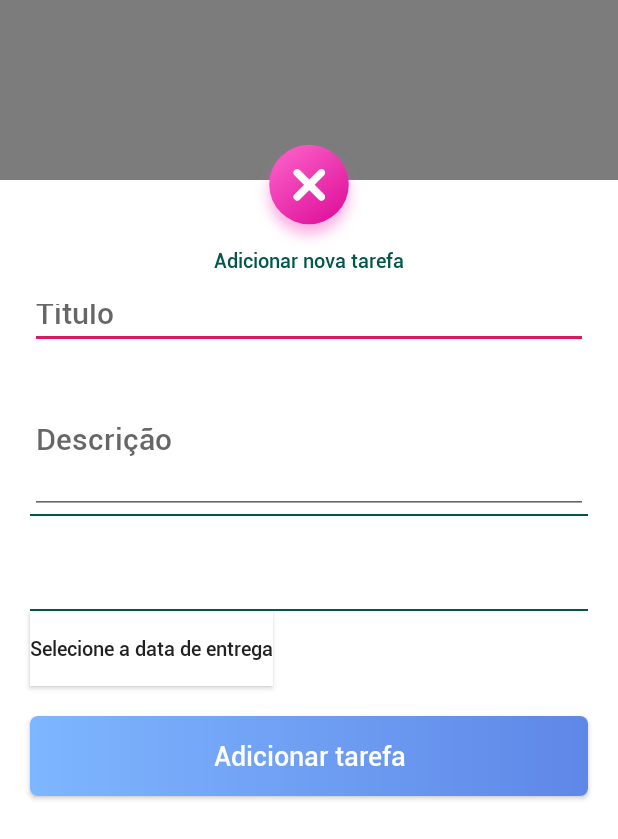
After one commit to dnprocks/fluo_android, an Android app: the layout dialog_add_task.xml on its own in the app's theme, with its tools: preview values and no code run, on a phone screen of 412 x 824 dp. The commit adds this screen. Shown: the top 839 px of the screen. Run offline under Robolectric (Android 15) with nearby library versions, the phone set to English and light mode, and no system bars.

Commit message:
Dialog para criação de tarefas

```diff
--- a/app/src/main/java/com/cotemig/fluo/ui/dialogs/DialogBase.kt
+++ b/app/src/main/java/com/cotemig/fluo/ui/dialogs/DialogBase.kt
@@ -8,7 +8,7 @@ abstract class DialogBase : DialogFragment() {
 
     override fun onCreate(savedInstanceState: Bundle?) {
         super.onCreate(savedInstanceState)
-//        setStyle(STYLE_NO_FRAME, R.style.Theme_Translucent)
+        setStyle(STYLE_NO_FRAME, android.R.style.Theme_Translucent)
 //        setStyle(R.style.PauseDialog, android.R.style.Theme_Translucent)
         isCancelable = false
     }
--- /dev/null
+++ b/app/src/main/res/layout/dialog_add_task.xml
@@ -0,0 +1,120 @@
+<?xml version="1.0" encoding="utf-8"?>
+<RelativeLayout xmlns:android="http://schemas.android.com/apk/res/android"
+        android:layout_width="match_parent"
+        android:layout_height="match_parent"
+        android:background="#80000000">
+
+    <RelativeLayout
+            android:layout_width="match_parent"
+            android:layout_height="match_parent"
+            android:layout_marginTop="120dp"
+            android:background="@color/white">
+
+
+        <TextView
+                android:id="@+id/texttitle"
+                android:layout_width="wrap_content"
+                android:layout_height="wrap_content"
+                android:layout_centerHorizontal="true"
+                android:layout_marginTop="44dp"
+                android:fontFamily="@font/robotomedium"
+                android:text="@string/addtask_addnewtask"
+                android:textColor="@color/colorPrimaryDark"
+                android:textSize="13sp" />
+
+        <ScrollView
+                android:layout_width="match_parent"
+                android:layout_height="match_parent"
+                android:layout_below="@id/texttitle"
+                android:fillViewport="true">
+
+            <LinearLayout
+                    android:layout_width="match_parent"
+                    android:layout_height="match_parent"
+                    android:orientation="vertical">
+
+
+                <EditText
+                        android:id="@+id/title"
+                        android:layout_width="match_parent"
+                        android:layout_height="40dp"
+                        android:layout_marginHorizontal="20dp"
+                        android:layout_marginTop="10dp"
+                        android:fontFamily="@font/robotomedium"
+                        android:hint="@string/addtask_title"
+                        android:textSize="20sp" />
+
+
+                <EditText
+                        android:id="@+id/description"
+                        android:layout_width="match_parent"
+                        android:layout_height="100dp"
+                        android:layout_marginHorizontal="20dp"
+                        android:layout_marginTop="10dp"
+                        android:fontFamily="@font/robotomedium"
+                        android:hint="@string/addtask_description"
+                        android:lines="10"
+                        android:maxLines="10"
+                        android:minLines="6"
+                        android:textSize="20sp" />
+
+                <View
+                        android:layout_width="match_parent"
+                        android:layout_height="1dp"
+                        android:layout_marginHorizontal="20dp"
+                        android:background="@color/colorPrimaryDark" />
+
+                <android.support.v7.widget.RecyclerView
+                        android:id="@+id/projects"
+                        android:layout_width="match_parent"
+                        android:layout_height="62dp">
+
+                </android.support.v7.widget.RecyclerView>
+
+                <View
+                        android:layout_width="match_parent"
+                        android:layout_height="1dp"
+                        android:layout_marginHorizontal="20dp"
+                        android:background="@color/colorPrimaryDark" />
+
+                <Button
+                        android:layout_width="wrap_content"
+                        android:layout_height="50dp"
+                        android:layout_marginLeft="20dp"
+                        android:background="@color/white"
+                        android:fontFamily="@font/robotomedium"
+                        android:text="@string/addtask_selectdate"
+                        android:textAllCaps="false"
+                        android:textSize="13sp"></Button>
+
+                <Button
+                        android:id="@+id/add"
+                        android:layout_width="match_parent"
+                        android:layout_height="53dp"
+                        android:layout_marginHorizontal="20dp"
+                        android:layout_marginTop="20dp"
+                        android:background="@drawable/buttonblue"
+                        android:fontFamily="@font/robotomedium"
+                        android:text="@string/addtask_addtask"
+                        android:textAllCaps="false"
+                        android:textColor="@color/white"
+                        android:textSize="18sp"/>
+
+            </LinearLayout>
+        </ScrollView>
+
+
+    </RelativeLayout>
+
+    <ImageButton
+            android:id="@+id/closeTask"
+            android:layout_width="80dp"
+            android:layout_height="80dp"
+            android:layout_centerHorizontal="true"
+            android:layout_marginTop="90dp"
+            android:background="@color/transparent"
+            android:src="@drawable/closetask">
+
+    </ImageButton>
+
+</RelativeLayout>
--- a/app/src/main/res/values/strings.xml
+++ b/app/src/main/res/values/strings.xml
@@ -48,4 +48,17 @@
     <string name="delete_task">Tem certeza que deseja excluir esta tarefa?</string>
     <string name="confirm_yes">Sim</string>
     <string name="confirm_no">Não</string>
+
+    <string name="content_exit">Tem certeza que deseja sair do Fluo?</string>
+
+    <string name="select_menu">Selecione</string>
+    <string name="select_camera">Tirar uma foto</string>
+    <string name="select_gallery">Galeria de fotos</string>
+    <string name="select_exit">Sair do Fluo</string>
+
+    <string name="addtask_addnewtask">Adicionar nova tarefa</string>
+    <string name="addtask_addtask">Adicionar tarefa</string>
+    <string name="addtask_title">Título</string>
+    <string name="addtask_description">Descrição</string>
+    <string name="addtask_selectdate">Selecione a data de entrega</string>
 </resources>
```
Also changed, not shown: app/src/main/AndroidManifest.xml (+18 -20 lines), app/src/main/java/com/cotemig/fluo/helper/ImageHelper.kt (+92 -1 lines), app/src/main/java/com/cotemig/fluo/services/ServiceAccount.kt (+5 -3 lines), app/src/main/java/com/cotemig/fluo/ui/activities/MainActivity.kt (+133 -33 lines), app/src/main/java/com/cotemig/fluo/ui/dialogs/AddTaskDialog.kt (added, +36 -0 lines), app/src/main/res/drawable-hdpi/closetask.png (added), app/src/main/res/drawable-mdpi/closetask.png (added), app/src/main/res/drawable-xhdpi/closetask.png (added), app/src/main/res/drawable-xxhdpi/closetask.png (added), app/src/main/res/drawable-xxxhdpi/closetask.png (added).
